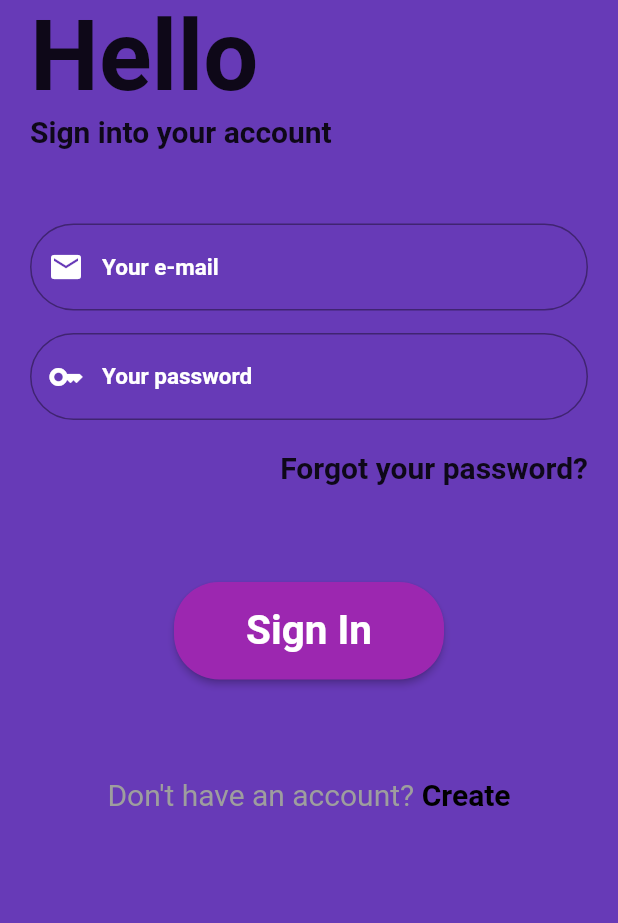
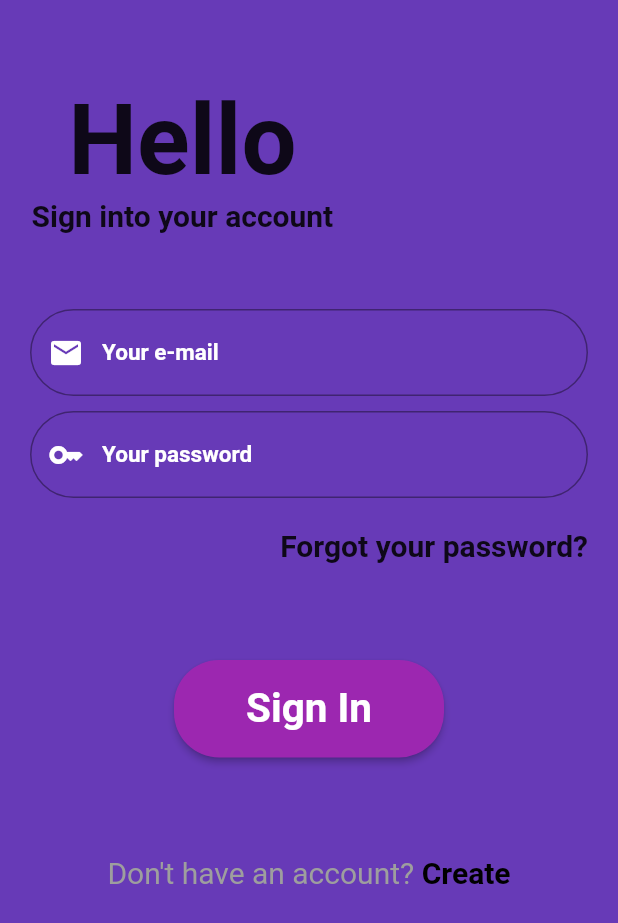
Before and after one commit to JrAiruf/login_flutter, a Flutter app: the screen it shows after launch, on a phone screen of 412 x 824 dp. Shown: the top 923 px of the screen. Run offline on Flutter 3.47's test engine with Material 2 defaults, Android fonts, the phone set to English and light mode, and no system bars; our stand-ins replace firebase_auth, firebase_core, get; accounts and stored records are empty.

Commit message:
Refactoring and improving code

```diff
--- a/lib/main.dart
+++ b/lib/main.dart
@@ -1,8 +1,6 @@
 import 'package:firebase_core/firebase_core.dart';
 import 'package:flutter/material.dart';
 import 'package:get/get.dart';
-import 'package:get/get_core/src/get_main.dart';
-import 'package:get/get_navigation/src/root/get_material_app.dart';
 import 'package:login_project_flutter/src/controllers/auth_controller.dart';
 import 'src/pages/login_page.dart';
 
--- a/lib/src/controllers/auth_controller.dart
+++ b/lib/src/controllers/auth_controller.dart
@@ -19,8 +19,7 @@ class AuthController extends GetxController {
 
   _initalScreen(User? user) {
     if (user == null) {
-      print('Login Page');
-      Get.offAll(()=> LoginPage());
+      Get.offAll(()=> const LoginPage());
     } else {
       Get.offAll(()=> WelcomePage(email: user.email.toString()));
     }
--- a/lib/src/pages/login_page.dart
+++ b/lib/src/pages/login_page.dart
@@ -1,10 +1,11 @@
 import 'package:flutter/gestures.dart';
 import 'package:flutter/material.dart';
 import 'package:get/get.dart';
-import 'package:get/get_core/src/get_main.dart';
 import 'package:login_project_flutter/src/pages/sign_up_page.dart';
-
+import 'package:login_project_flutter/src/widgets/app_initial_screen.dart';
 import '../controllers/auth_controller.dart';
+import '../widgets/email_text_fields.dart';
+import '../widgets/password_text_field.dart';
 
 class LoginPage extends StatefulWidget {
   const LoginPage({Key? key}) : super(key: key);
@@ -44,77 +45,20 @@ class _LoginPageState extends State<LoginPage> {
                     child: Column(
                       crossAxisAlignment: CrossAxisAlignment.start,
                       children: <Widget>[
-                        const Text(
-                          'Hello',
-                          style: TextStyle(
-                              fontSize: 65, fontWeight: FontWeight.w700),
-                        ),
-                        const Text(
-                          'Sign into your account',
-                          style: TextStyle(
-                              fontSize: 20, fontWeight: FontWeight.w600),
-                        ),
-                        const SizedBox(
-                          height: 50.0,
-                        ),
-                        TextField(
-                          controller: emailController,
-                          style: const TextStyle(
-                            fontSize: 15.0,
-                            fontWeight: FontWeight.bold,
-                            color: Colors.white,
-                          ),
-                          decoration: InputDecoration(
-                              hintText: 'Your e-mail',
-                              hintStyle: const TextStyle(
-                                  fontSize: 15.0,
-                                  fontWeight: FontWeight.bold,
-                                  color: Colors.white),
-                              prefixIcon: const Icon(
-                                Icons.email,
-                                color: Colors.white,
-                              ),
-                              focusedBorder: OutlineInputBorder(
-                                borderRadius: BorderRadius.circular(30),
-                                borderSide: const BorderSide(
-                                  color: Colors.white,
-                                ),
-                              ),
-                              border: OutlineInputBorder(
-                                borderRadius: BorderRadius.circular(30),
-                              )),
+                        const Padding(
+                          padding: EdgeInsets.only(top: 55.0),
+                          child: InitialPageTexts(),
                         ),
                         Padding(
-                          padding:
-                              const EdgeInsets.only(top: 15.0, bottom: 20.0),
-                          child: TextField(
-                            controller: passwordController,
-                            style: const TextStyle(
-                              fontSize: 15.0,
-                              fontWeight: FontWeight.bold,
-                              color: Colors.white,
-                            ),
-                            obscureText: true,
-                            decoration: InputDecoration(
-                                hintText: 'Your password',
-                                hintStyle: const TextStyle(
-                                    fontSize: 15.0,
-                                    fontWeight: FontWeight.bold,
-                                    color: Colors.white),
-                                prefixIcon: const Icon(
-                                  Icons.key,
-                                  color: Colors.white,
-                                ),
-                                focusedBorder: OutlineInputBorder(
-                                  borderRadius: BorderRadius.circular(30),
-                                  borderSide: const BorderSide(
-                                    color: Colors.white,
-                                  ),
-                                ),
-                                border: OutlineInputBorder(
-                                  borderRadius: BorderRadius.circular(30),
-                                )),
+                          padding: const EdgeInsets.only(top: 50.0, bottom: 10),
+                          child: EmailTextField(
+                            emailController: emailController,
                           ),
+                        ),
+                        Padding(
+                          padding: const EdgeInsets.only(bottom: 20.0),
+                          child: PasswordTextField(
+                              passwordController: passwordController),
                         ),
                         Padding(
                           padding: const EdgeInsets.only(bottom: 65),
@@ -139,7 +83,9 @@ class _LoginPageState extends State<LoginPage> {
                               shape: shape,
                             ),
                             onPressed: () {
-                              AuthController().login(emailController.text.trim(), passwordController.text.trim());
+                              AuthController().login(
+                                  emailController.text.trim(),
+                                  passwordController.text.trim());
                             },
                             child: const Text(
                               'Sign In',
--- /dev/null
+++ b/lib/src/widgets/app_initial_screen.dart
@@ -0,0 +1,25 @@
+import 'package:flutter/material.dart';
+
+class InitialPageTexts extends StatelessWidget {
+  const InitialPageTexts({Key? key}) : super(key: key);
+
+  @override
+  Widget build(BuildContext context) {
+    return Padding(
+      padding: const EdgeInsets.all(1.0),
+      child: Column(
+        mainAxisAlignment: MainAxisAlignment.center,
+        children: const <Widget>[
+          Text(
+            'Hello',
+            style: TextStyle(fontSize: 65, fontWeight: FontWeight.w700),
+          ),
+          Text(
+            'Sign into your account',
+            style: TextStyle(fontSize: 20, fontWeight: FontWeight.w600),
+          ),
+        ],
+      ),
+    );
+  }
+}
--- /dev/null
+++ b/lib/src/widgets/email_text_fields.dart
@@ -0,0 +1,38 @@
+import 'package:flutter/material.dart';
+
+class EmailTextField extends StatelessWidget {
+  final TextEditingController? emailController;
+
+  const EmailTextField({Key? key, required this.emailController}) : super(key: key);
+
+
+  @override
+  Widget build(BuildContext context) {
+    return TextField(
+      controller: emailController,
+      style: const TextStyle(
+        fontSize: 15.0,
+        fontWeight: FontWeight.bold,
+        color: Colors.white,
+      ),
+      decoration: InputDecoration(
+        hintText: 'Your e-mail',
+        hintStyle: const TextStyle(
+            fontSize: 15.0, fontWeight: FontWeight.bold, color: Colors.white),
+        prefixIcon: const Icon(
+          Icons.email,
+          color: Colors.white,
+        ),
+        focusedBorder: OutlineInputBorder(
+          borderRadius: BorderRadius.circular(30),
+          borderSide: const BorderSide(
+            color: Colors.white,
+          ),
+        ),
+        border: OutlineInputBorder(
+          borderRadius: BorderRadius.circular(30),
+        ),
+      ),
+    );
+  }
+}
--- /dev/null
+++ b/lib/src/widgets/password_text_field.dart
@@ -0,0 +1,38 @@
+import 'package:flutter/material.dart';
+
+class PasswordTextField extends StatelessWidget {
+  final TextEditingController? passwordController;
+  const PasswordTextField({Key? key, required this.passwordController})
+      : super(key: key);
+
+  @override
+  Widget build(BuildContext context) {
+    return TextField(
+      controller: passwordController,
+      style: const TextStyle(
+        fontSize: 15.0,
+        fontWeight: FontWeight.bold,
+        color: Colors.white,
+      ),
+      obscureText: true,
+      decoration: InputDecoration(
+        hintText: 'Your password',
+        hintStyle: const TextStyle(
+            fontSize: 15.0, fontWeight: FontWeight.bold, color: Colors.white),
+        prefixIcon: const Icon(
+          Icons.key,
+          color: Colors.white,
+        ),
+        focusedBorder: OutlineInputBorder(
+          borderRadius: BorderRadius.circular(30),
+          borderSide: const BorderSide(
+            color: Colors.white,
+          ),
+        ),
+        border: OutlineInputBorder(
+          borderRadius: BorderRadius.circular(30),
+        ),
+      ),
+    );
+  }
+}
```
Also changed, not shown: lib/src/pages/sign_up_page.dart (+19 -66 lines), lib/src/widgets/sign_up_email_field.dart (added, +38 -0 lines), lib/src/widgets/sign_up_password_field.dart (added, +41 -0 lines).
